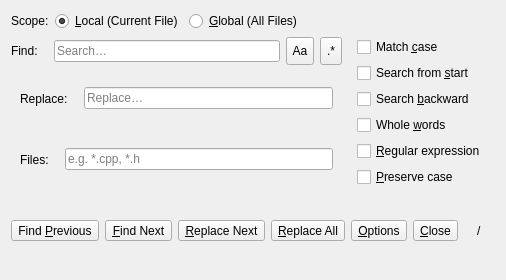
Before: the Qt Designer form App/ui/panels/findreplacepanel.ui in djeada/Lightpad, drawn with Qt 5.
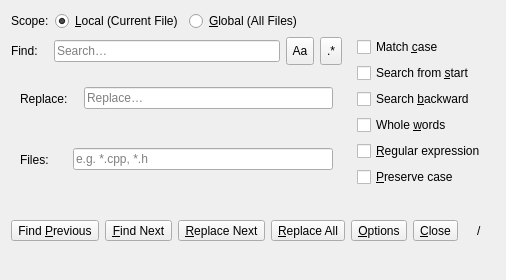
After: the same form once the commit is applied.

```diff
--- a/App/ui/panels/findreplacepanel.ui
+++ b/App/ui/panels/findreplacepanel.ui
@@ -207,7 +207,7 @@
               <enum>Qt::Horizontal</enum>
              </property>
              <property name="sizeType">
-              <enum>QSizePolicy::Minimum</enum>
+              <enum>QSizePolicy::Fixed</enum>
              </property>
              <property name="sizeHint" stdset="0">
               <size>
@@ -219,6 +219,24 @@
            </item>
            <item>
             <widget class="QLineEdit" name="fileMaskEdit">
+             <property name="sizePolicy">
+              <sizepolicy hsizetype="Expanding" vsizetype="Fixed">
+               <horstretch>1</horstretch>
+               <verstretch>0</verstretch>
+              </sizepolicy>
+             </property>
+             <property name="minimumSize">
+              <size>
+               <width>80</width>
+               <height>0</height>
+              </size>
+             </property>
+             <property name="maximumSize">
+              <size>
+               <width>260</width>
+               <height>16777215</height>
+              </size>
+             </property>
              <property name="placeholderText">
               <string>e.g. *.cpp, *.h</string>
              </property>
```
Left out of the diff: 58 changed lines with no effect on the pictures.
